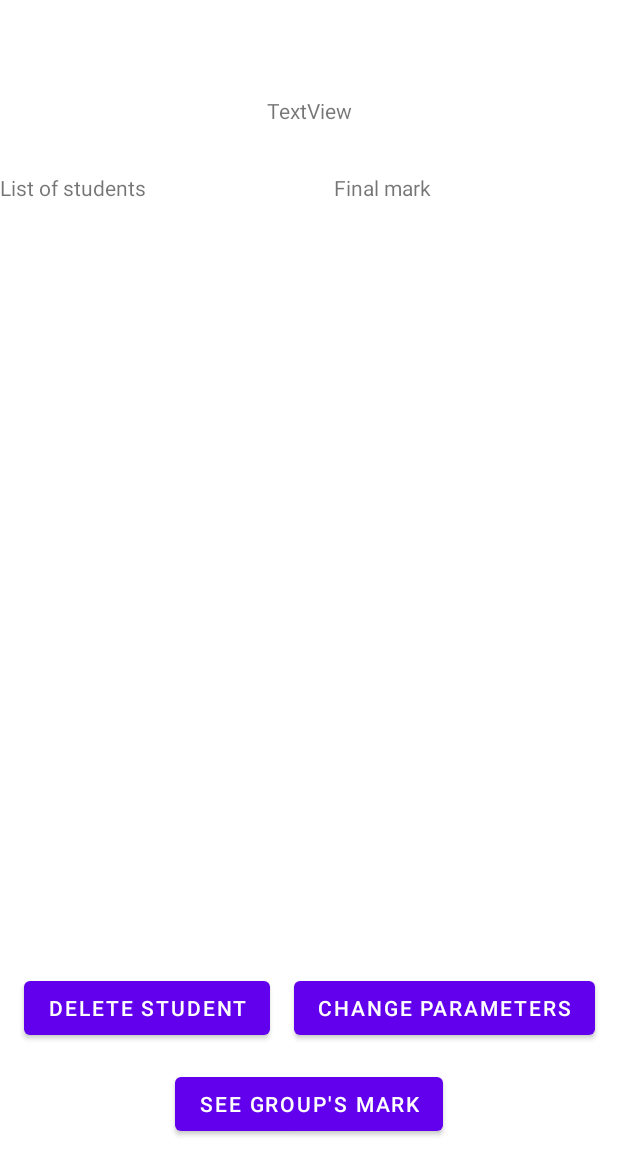
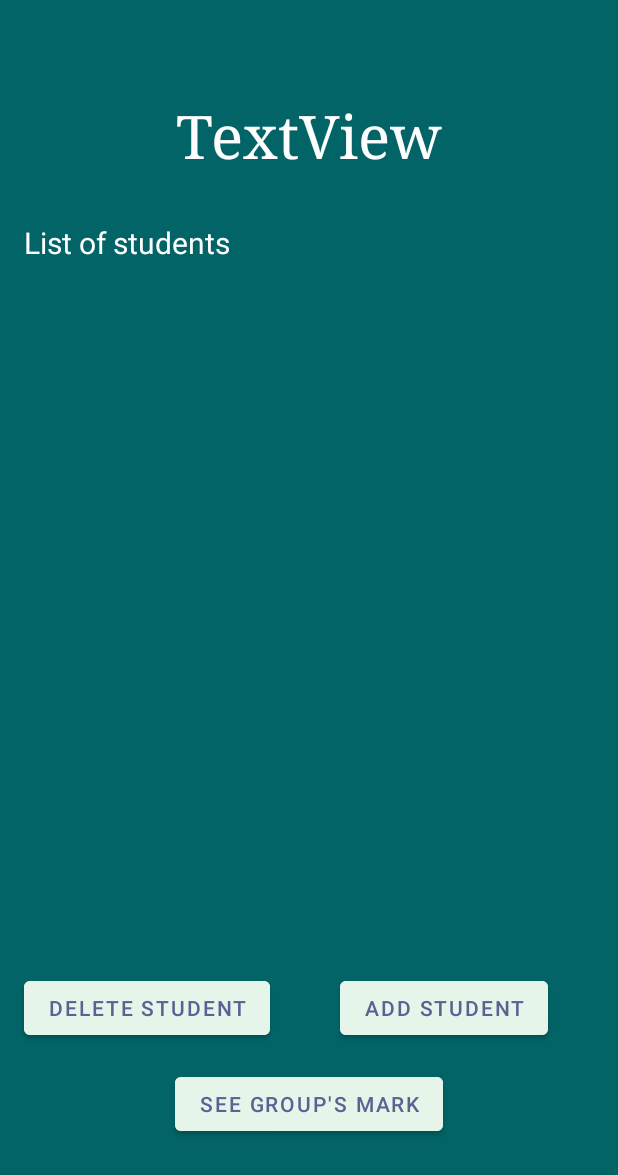
Before and after one commit to MaximeBourge/Eval_360_mobile_V2, an Android app: the GroupsManagerActivity screen opened directly, with no data from a screen before it, on a phone screen of 412 x 824 dp. Shown: the top 1175 px of the screen. Run offline under Robolectric (Android 15) with nearby library versions, the phone set to English and light mode, and no system bars; our stand-ins replace Firebase (no records; nobody signed in at launch, a user with empty details on screens opened directly); Roboto replaces fonts that are not available here.

Commit message:
group manager finish

```diff
--- a/app/src/main/res/layout/activity_groups_manager.xml
+++ b/app/src/main/res/layout/activity_groups_manager.xml
@@ -4,6 +4,7 @@
     xmlns:tools="http://schemas.android.com/tools"
     android:layout_width="match_parent"
     android:layout_height="match_parent"
+    android:background="#026467"
     tools:context=".teacherView.GroupsManagerActivity">
 
     <TextView
@@ -12,6 +13,9 @@
         android:layout_height="wrap_content"
         android:layout_marginTop="64dp"
         android:text="TextView"
+        android:typeface="serif"
+        android:textSize="40sp"
+        android:textColor="@color/white"
         app:layout_constraintEnd_toEndOf="parent"
         app:layout_constraintStart_toStartOf="parent"
         app:layout_constraintTop_toTopOf="parent" />
@@ -20,19 +24,12 @@
         android:id="@+id/textView8"
         android:layout_width="wrap_content"
         android:layout_height="wrap_content"
+        android:layout_marginStart="16dp"
         android:layout_marginTop="32dp"
         android:text="List of students"
+        android:textColor="@color/white"
+        android:textSize="20sp"
         app:layout_constraintStart_toStartOf="parent"
-        app:layout_constraintTop_toBottomOf="@+id/currentGroupNametextView" />
-
-    <TextView
-        android:id="@+id/textView9"
-        android:layout_width="wrap_content"
-        android:layout_height="wrap_content"
-        android:layout_marginTop="32dp"
-        android:text="Final mark"
-        app:layout_constraintEnd_toEndOf="parent"
-        app:layout_constraintStart_toEndOf="@+id/textView8"
         app:layout_constraintTop_toBottomOf="@+id/currentGroupNametextView" />
 
     <androidx.recyclerview.widget.RecyclerView
@@ -44,8 +41,7 @@
         android:layout_marginEnd="16dp"
         app:layout_constraintBottom_toTopOf="@+id/button3"
         app:layout_constraintEnd_toEndOf="parent"
-        app:layout_constraintStart_toStartOf="parent"
-        app:layout_constraintTop_toBottomOf="@+id/textView9" />
+        app:layout_constraintStart_toStartOf="parent" />
 
     <Button
         android:id="@+id/button3"
@@ -55,7 +51,9 @@
         android:layout_marginBottom="16dp"
         android:text="Delete student"
         app:layout_constraintBottom_toTopOf="@+id/seeMarkOfGroupButton"
-        app:layout_constraintStart_toStartOf="parent" />
+        app:layout_constraintStart_toStartOf="parent"
+        android:textColor="#596392"
+        android:backgroundTint="#E5F5EA"/>
 
     <Button
         android:id="@+id/changeParametersGroupButton"
@@ -64,10 +62,12 @@
         android:layout_marginStart="32dp"
         android:layout_marginEnd="32dp"
         android:layout_marginBottom="16dp"
-        android:text="Change parameters"
+        android:text="Add student"
         app:layout_constraintBottom_toTopOf="@+id/seeMarkOfGroupButton"
         app:layout_constraintEnd_toEndOf="parent"
-        app:layout_constraintStart_toEndOf="@+id/button3" />
+        app:layout_constraintStart_toEndOf="@+id/button3"
+        android:textColor="#596392"
+        android:backgroundTint="#E5F5EA"/>
 
     <Button
         android:id="@+id/seeMarkOfGroupButton"
@@ -77,6 +77,8 @@
         android:text="See Group's Mark"
         app:layout_constraintBottom_toBottomOf="parent"
         app:layout_constraintEnd_toEndOf="parent"
-        app:layout_constraintStart_toStartOf="parent" />
+        app:layout_constraintStart_toStartOf="parent"
+        android:textColor="#596392"
+        android:backgroundTint="#E5F5EA"/>
 
 </androidx.constraintlayout.widget.ConstraintLayout>
--- a/app/src/main/res/layout/activity_in_project_selected.xml
+++ b/app/src/main/res/layout/activity_in_project_selected.xml
@@ -51,9 +51,9 @@
         android:layout_marginStart="32dp"
         android:layout_marginEnd="32dp"
         android:layout_marginBottom="32dp"
+        android:textColor="#596392"
         android:backgroundTint="#E5F5EA"
         android:text="Manage Groups"
-        android:textColor="#596392"
         app:layout_constraintBottom_toTopOf="@+id/deleteProjectButton"
         app:layout_constraintEnd_toEndOf="parent"
         app:layout_constraintHorizontal_bias="0.0"
```
